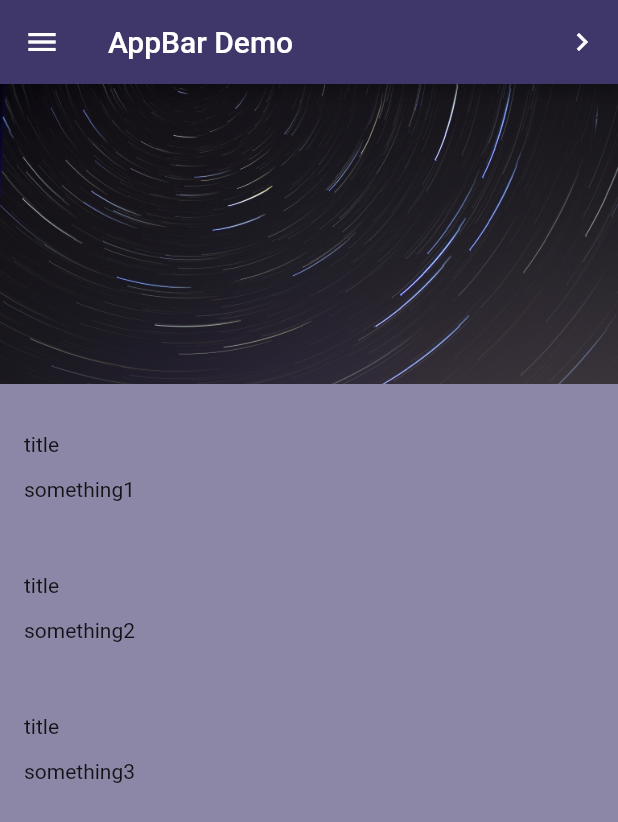
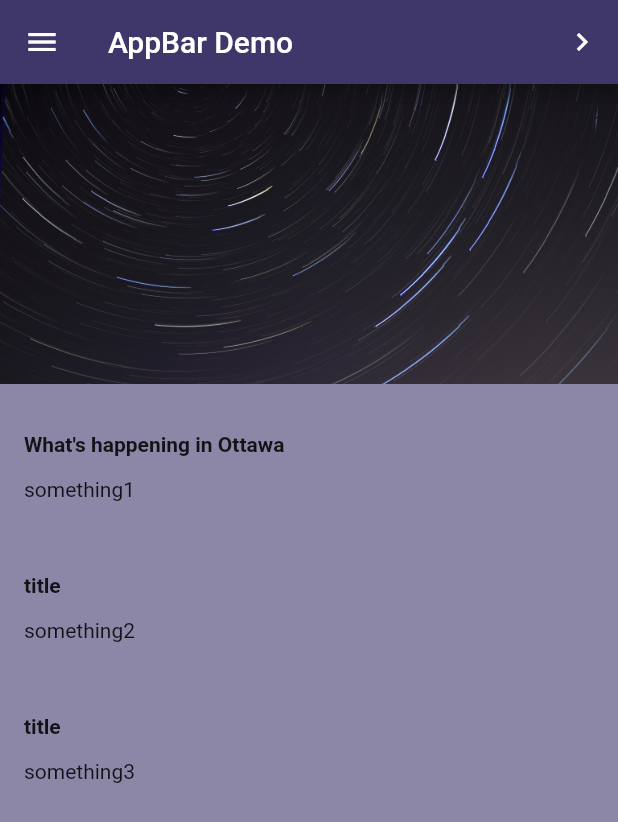
Before and after one commit to wongserena/Android-Studio, a Flutter app: the screen it shows after launch, on a phone screen of 412 x 824 dp. Shown: the top 822 px of the screen. Run offline on Flutter 3.47's test engine with Material 2 defaults, Android fonts, the phone set to English and light mode, and no system bars.

Commit message:
text style

```diff
--- a/lib/main.dart
+++ b/lib/main.dart
@@ -47,7 +47,7 @@ class MyStatelessWidget extends StatelessWidget {
         crossAxisAlignment: CrossAxisAlignment.stretch,
         children: [
           ImageBanner("assets/images/pexels-jakub-novacek-924824.jpg"),
-          TextSection("title", "something1"),
+          TextSection("What's happening in Ottawa", "something1"),
           TextSection("title", "something2"),
           TextSection("title", "something3"),
         ],
--- a/lib/textsection.dart
+++ b/lib/textsection.dart
@@ -12,7 +12,10 @@ class TextSection extends StatelessWidget {
       children: [
         Container(
           padding: const EdgeInsets.fromLTRB(16.0, 32.0, 16.0, 4.0),
-          child:   Text(_title),
+          child:   Text(
+              _title,
+              style: TextStyle(fontWeight: FontWeight.bold)
+          ),
         ),
         Container(
           padding: const EdgeInsets.fromLTRB(16.0, 10.0, 16.0, 16.0),
--- a/pubspec.yaml
+++ b/pubspec.yaml
@@ -64,8 +64,8 @@ flutter:
   fonts:
     - family: Metropolis
       fonts:
-         - asset: fonts/Metropolis-Regular.ttf
-         - asset: fonts/Metropolis-ThinItalic.ttf
+         - asset: assets/fonts/Metropolis-Regular.otf
+         - asset: assets/fonts/Metropolis-ThinItalic.otf
            style: italic
   #
   # For details regarding fonts from package dependencies,
```
